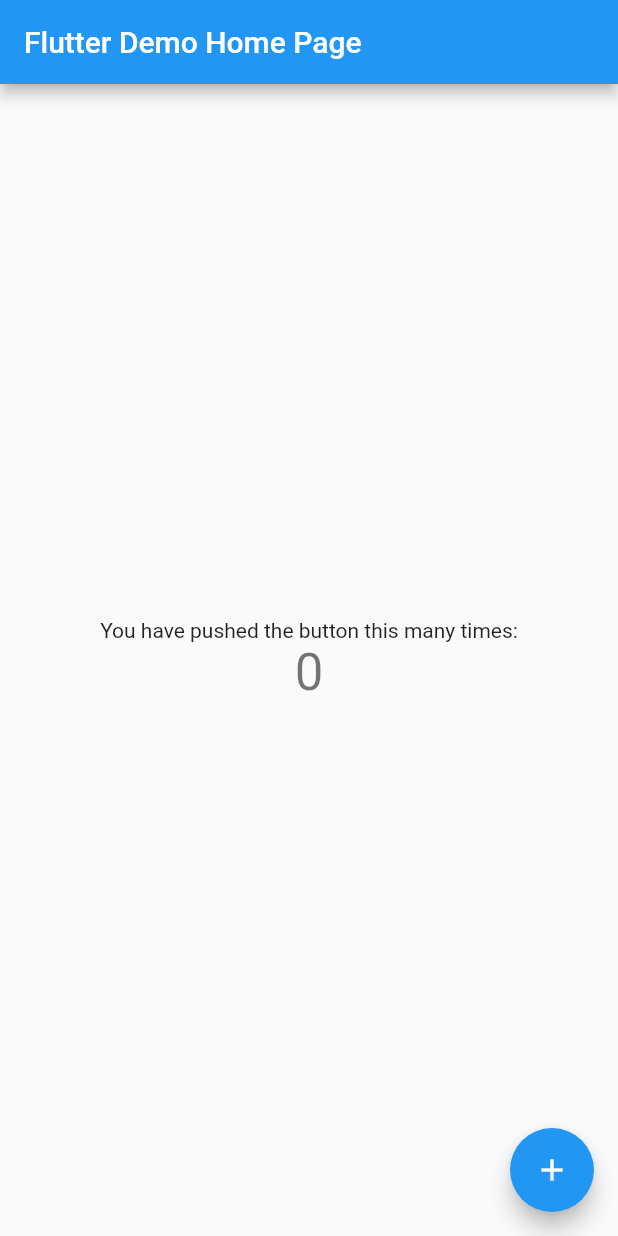
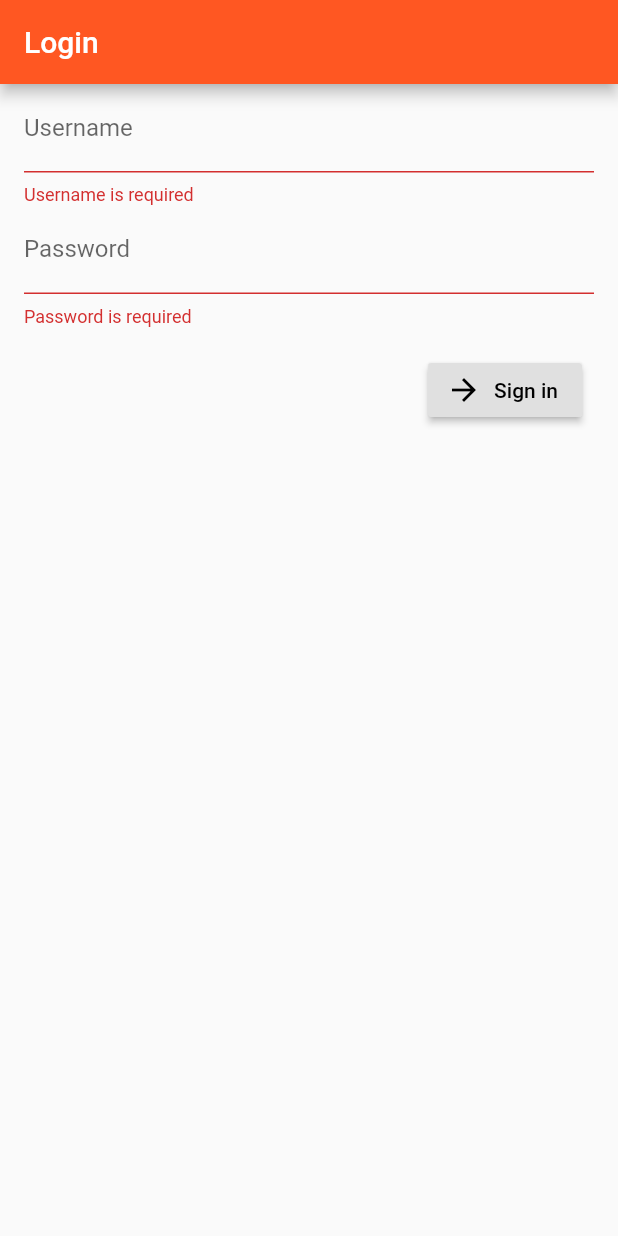
Before and after one commit to ironmask2004/dart_spa_boilerplate_sqlit, a Flutter app: the screen it shows after launch, on a phone screen of 412 x 824 dp. Run offline on Flutter 3.47's test engine with Material 2 defaults, Android fonts, the light colour scheme and no system bars; our stand-ins replace objectid, shared_preferences, shelf, shelf_static; missing offline and left inert: dart:ffi, dart_jsonwebtoken, envify, redis, shelf_router, sqlite3.

Commit message:
cli add user

```diff
--- a/spa_flutter_cli/lib/exp_library.dart
+++ b/spa_flutter_cli/lib/exp_library.dart
@@ -1,9 +1,15 @@
 export 'package:flutter/material.dart';
-export 'package:spa_flutter_cli/api/config.dart';
-export 'package:spa_flutter_cli/api/api_error.dart';
-export 'package:spa_flutter_cli/api/api_response.dart';
+export 'package:spa_flutter_cli/utilitly/config.dart';
+export 'package:spa_flutter_cli/model/api_error.dart';
+export 'package:spa_flutter_cli/model/api_response.dart';
 export 'package:spa_flutter_cli/model/user.dart';
 export 'package:http/http.dart';
-export  'package:spa_flutter_cli/api/config.dart'  ;
+export  'package:spa_flutter_cli/utilitly/config.dart'  ;
 export 'dart:convert';
 export 'dart:io';
+export 'package:flutter/material.dart';
+export 'package:shared_preferences/shared_preferences.dart';
+export 'api/api.dart';
+export 'package:spa_flutter_cli/screen/landing.dart';
+export 'package:spa_flutter_cli/screen/login.dart';
+export 'package:spa_flutter_cli/screen/home.dart';
--- a/spa_flutter_cli/lib/main.dart
+++ b/spa_flutter_cli/lib/main.dart
@@ -1,68 +1,20 @@
 import 'package:spa_flutter_cli/exp_library.dart';
 
-void main() {
-  runApp(const MyApp());
-}
+void main() => runApp(MyApp());
 
 class MyApp extends StatelessWidget {
-  const MyApp({Key? key}) : super(key: key);
-
-  // This widget is the root of your application.
   @override
   Widget build(BuildContext context) {
     return MaterialApp(
-      title: 'Flutter Demo',
+      title: 'Login Demo',
+      routes: {
+        '/': (context) => Landing(),
+        '/login': (context) => Login(),
+        '/home': (context) => MyHomePage( ),
+      },
       theme: ThemeData(
-        primarySwatch: Colors.blue,
+        primarySwatch: Colors.deepOrange,
       ),
-      home: const MyHomePage(title: 'Flutter Demo Home Page'),
     );
   }
 }
-
-class MyHomePage extends StatefulWidget {
-  const MyHomePage({Key? key, required this.title}) : super(key: key);
-
-  final String title;
-
-  @override
-  State<MyHomePage> createState() => _MyHomePageState();
-}
-
-class _MyHomePageState extends State<MyHomePage> {
-  int _counter = 0;
-
-  void _incrementCounter() {
-    setState(() {
-      _counter++;
-    });
-  }
-
-  @override
-  Widget build(BuildContext context) {
-    return Scaffold(
-      appBar: AppBar(
-        title: Text(widget.title),
-      ),
-      body: Center(
-        child: Column(
-          mainAxisAlignment: MainAxisAlignment.center,
-          children: <Widget>[
-            const Text(
-              'You have pushed the button this many times:',
-            ),
-            Text(
-              '$_counter',
-              style: Theme.of(context).textTheme.headline4,
-            ),
-          ],
-        ),
-      ),
-      floatingActionButton: FloatingActionButton(
-        onPressed: _incrementCounter,
-        tooltip: 'Increment',
-        child: const Icon(Icons.add),
-      ), // This trailing comma makes auto-formatting nicer for build methods.
-    );
-  }
-}
--- /dev/null
+++ b/spa_flutter_cli/lib/screen/login.dart
@@ -0,0 +1,90 @@
+import 'package:spa_flutter_cli/exp_library.dart';
+
+class Login extends StatelessWidget {
+  // const Login({Key? key}) : super(key: key);
+  final _formKey = GlobalKey<FormState>();
+  final GlobalKey<ScaffoldState> _scaffoldkey = new GlobalKey<ScaffoldState>();
+
+  @override
+  Widget build(BuildContext context) {
+    return Scaffold(
+        key: _scaffoldkey,
+        appBar: AppBar(
+          title: Text('Login'),
+        ),
+        body: SafeArea(
+          top: false,
+          bottom: false,
+          child: Form(
+            autovalidateMode: AutovalidateMode.always,
+            key: _formKey,
+            child: SingleChildScrollView(
+              padding: const EdgeInsets.symmetric(horizontal: 16.0),
+              child: Column(
+                  crossAxisAlignment: CrossAxisAlignment.start,
+                  mainAxisAlignment: MainAxisAlignment.spaceBetween,
+                  children: <Widget>[
+                    Column(
+                      crossAxisAlignment: CrossAxisAlignment.start,
+                      children: <Widget>[
+                        TextFormField(
+                          key: Key("_username"),
+                          decoration: InputDecoration(labelText: "Username"),
+                          keyboardType: TextInputType.text,
+                       //   onSaved: (String value) {
+                      //      _username = value;
+                       //   },
+                          validator: (value) {
+                            if (value!.isEmpty) {
+                              return 'Username is required';
+                            }
+                            return null;
+                          },
+                        ),
+                        TextFormField(
+                          decoration: InputDecoration(labelText: "Password"),
+                          obscureText: true,
+                 //         onSaved: (String value) {
+                 //           _password = value;
+                //          },
+                          validator: (value) {
+                            if (value!.isEmpty) {
+                              return 'Password is required';
+                            }
+                            return null;
+                          },
+                        ),
+                        const SizedBox(height: 10.0),
+                        ButtonBar(
+                          children: <Widget>[
+                            RaisedButton.icon(
+                                onPressed: _handleSubmitted,
+                                icon: Icon(Icons.arrow_forward),
+                                label: Text('Sign in')),
+                          ],
+                        ),
+                      ],
+                    ),
+                  ]),
+            ),
+          ),
+        ));
+  }
+  void _handleSubmitted() async {
+    final FormState? form = _formKey.currentState;
+    /* if (!form.validate()) {
+      showInSnackBar('Please fix the errors in red before submitting.');
+    } else {
+      form.save();
+      _apiResponse = await authenticateUser(_username, _password);
+      if ((_apiResponse.ApiError as ApiError) == null) {
+        _saveAndRedirectToHome();
+      } else {
+        showInSnackBar((_apiResponse.ApiError as ApiError).error);
+      }
+    }
+    */
+  }
+
+
+}
--- a/spa_flutter_cli/pubspec.yaml
+++ b/spa_flutter_cli/pubspec.yaml
@@ -16,6 +16,7 @@
   envify: ^2.0.2
   cupertino_icons: ^1.0.3
   dart_jsonwebtoken: ^2.3.2
+  shared_preferences:
 
 dev_dependencies:
   flutter_test:
@@ -23,8 +24,6 @@
   envify_generator: ^2.0.2
   build_runner: ^2.1.2
   build_test: ^2.1.3
-
-
   flutter_lints: ^1.0.4
 
 
```
Also changed, not shown: spa_flutter_cli/lib/api/api.dart (added, +34 -0 lines), spa_flutter_cli/lib/model/user.dart (+0 -30 lines), spa_flutter_cli/lib/screen/home.dart (added, +44 -0 lines), spa_flutter_cli/lib/screen/landing.dart (added, +40 -0 lines), spa_flutter_cli/lib/model/api_error.dart (renamed from spa_flutter_cli/lib/api/api_error.dart), spa_flutter_cli/lib/model/api_response.dart (renamed from spa_flutter_cli/lib/api/api_response.dart), spa_flutter_cli/lib/utilitly/config.dart (renamed from spa_flutter_cli/lib/api/config.dart), spa_flutter_cli/lib/utilitly/config.g.dart (renamed from spa_flutter_cli/lib/api/config.g.dart), 1 other file.
